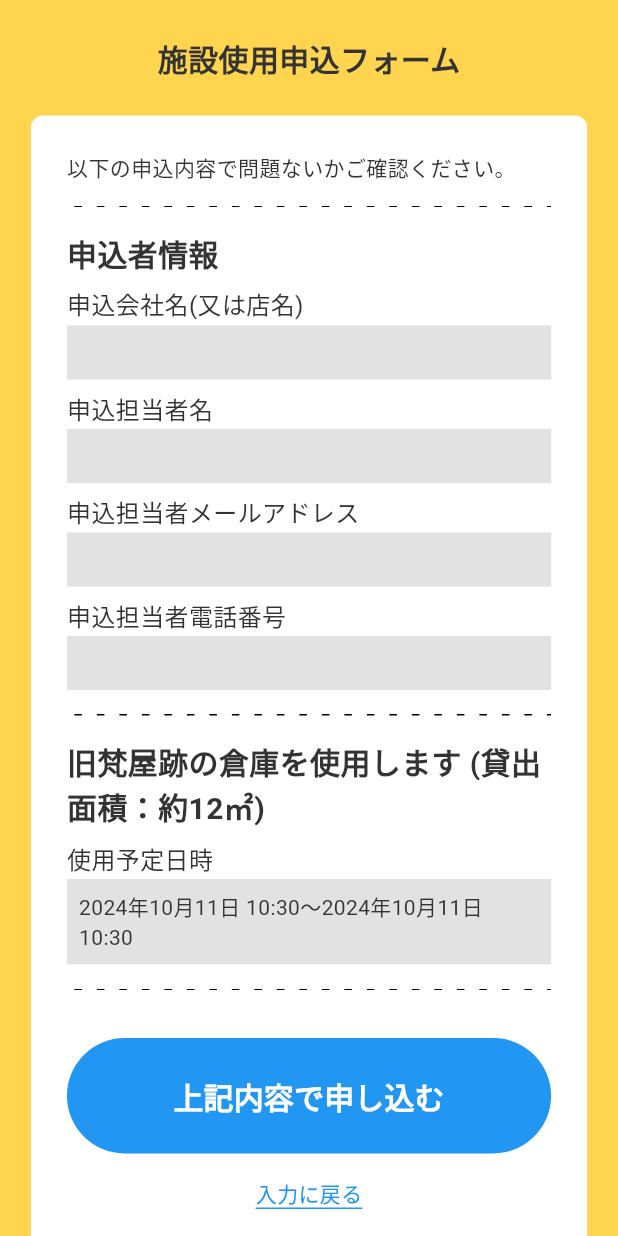
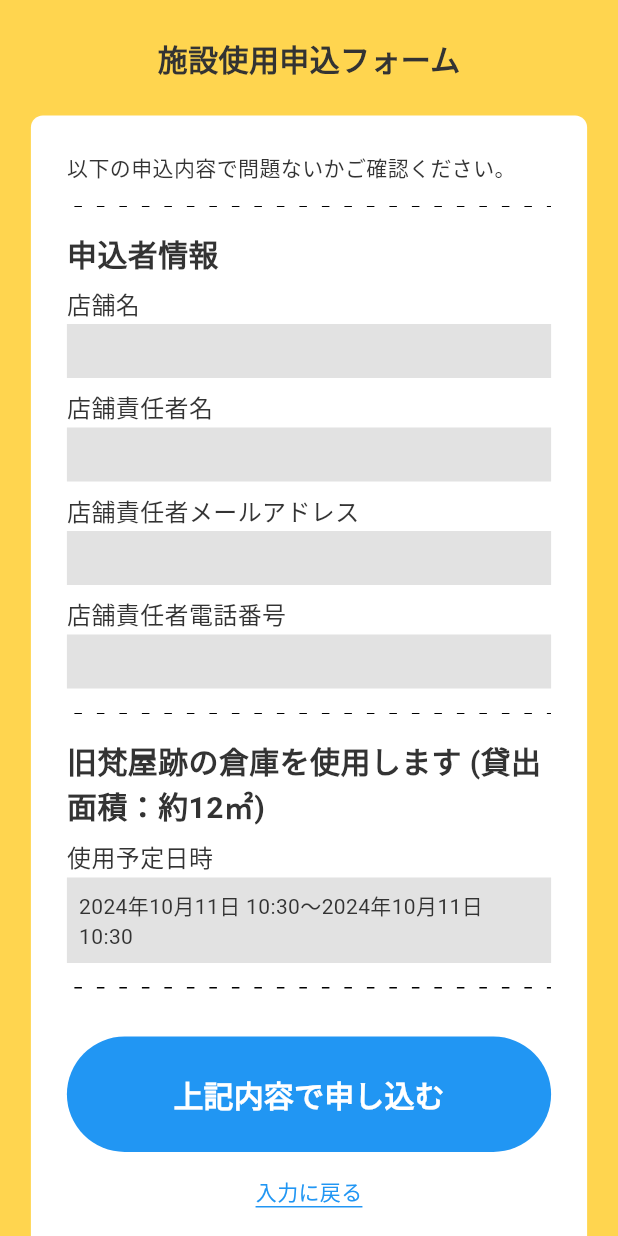
Before and after one commit to agora-creation/miel_work_request_facility_web, a Flutter app: the Step2Screen screen opened directly with empty values, on a phone screen of 412 x 824 dp. Run offline on Flutter 3.47's test engine with Material 3 defaults, Android fonts, the phone set to English and light mode, and no system bars; our stand-ins replace calendar_date_picker2, cloud_firestore, firebase_auth, firebase_core, firebase_messaging, flutter_local_notifications and 4 more; missing offline and left inert: alert_banner, board_datetime_picker, common_utils; accounts and stored records are empty; Roboto replaces fonts that are missing (SourceHanSansJP-Bold, SourceHanSansJP-Regular).

Commit message:
20241011 commit

```diff
--- a/lib/screens/step1.dart
+++ b/lib/screens/step1.dart
@@ -75,17 +75,17 @@ class _Step1ScreenState extends State<Step1Screen> {
                   ),
                   const SizedBox(height: 8),
                   FormLabel(
-                    '申込会社名(又は店名)',
+                    '店舗名',
                     child: CustomTextField(
                       controller: companyName,
                       textInputType: TextInputType.text,
                       maxLines: 1,
-                      hintText: '例）ひろめカンパニー',
+                      hintText: '例）明神水産',
                     ),
                   ),
                   const SizedBox(height: 8),
                   FormLabel(
-                    '申込担当者名',
+                    '店舗責任者名',
                     child: CustomTextField(
                       controller: companyUserName,
                       textInputType: TextInputType.text,
@@ -95,7 +95,7 @@ class _Step1ScreenState extends State<Step1Screen> {
                   ),
                   const SizedBox(height: 8),
                   FormLabel(
-                    '申込担当者メールアドレス',
+                    '店舗責任者メールアドレス',
                     child: CustomTextField(
                       controller: companyUserEmail,
                       textInputType: TextInputType.text,
@@ -112,7 +112,7 @@ class _Step1ScreenState extends State<Step1Screen> {
                   ),
                   const SizedBox(height: 8),
                   FormLabel(
-                    '申込担当者電話番号',
+                    '店舗責任者電話番号',
                     child: CustomTextField(
                       controller: companyUserTel,
                       textInputType: TextInputType.text,
@@ -167,6 +167,13 @@ class _Step1ScreenState extends State<Step1Screen> {
                       },
                     ),
                   ),
+                  const Text(
+                    '※使用料：1,200円(税抜)／1日',
+                    style: TextStyle(
+                      color: kRedColor,
+                      fontSize: 14,
+                    ),
+                  ),
                   const SizedBox(height: 16),
                   const DottedDivider(),
                   const SizedBox(height: 32),
--- a/lib/screens/step2.dart
+++ b/lib/screens/step2.dart
@@ -71,22 +71,22 @@ class _Step2ScreenState extends State<Step2Screen> {
                   ),
                   const SizedBox(height: 8),
                   FormLabel(
-                    '申込会社名(又は店名)',
+                    '店舗名',
                     child: FormValue(widget.companyName),
                   ),
                   const SizedBox(height: 8),
                   FormLabel(
-                    '申込担当者名',
+                    '店舗責任者名',
                     child: FormValue(widget.companyUserName),
                   ),
                   const SizedBox(height: 8),
                   FormLabel(
-                    '申込担当者メールアドレス',
+                    '店舗責任者メールアドレス',
                     child: FormValue(widget.companyUserEmail),
                   ),
                   const SizedBox(height: 8),
                   FormLabel(
-                    '申込担当者電話番号',
+                    '店舗責任者電話番号',
                     child: FormValue(widget.companyUserTel),
                   ),
                   const SizedBox(height: 16),
```
Also changed, not shown: 1 other file.
